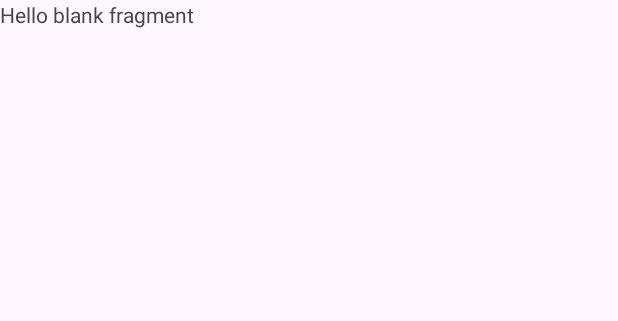
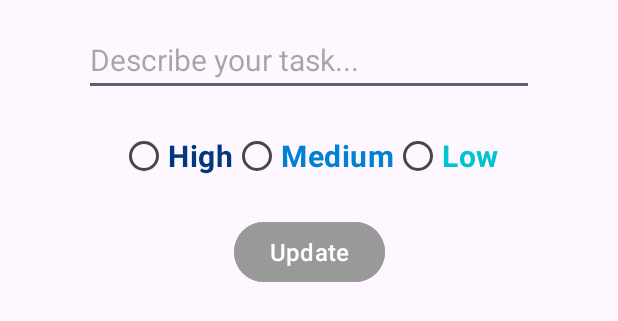
Before and after one commit to iwikoiti/ToDo, an Android app: the layout fragment_update.xml on its own in the app's theme, with its tools: preview values and no code run, on a phone screen of 412 x 824 dp. Shown: the top 321 px of the screen. Run offline under Robolectric (Android 15) with nearby library versions, the phone set to English and light mode, and no system bars.

Commit message:
add animation and updating tasks

```diff
--- a/app/src/main/java/com/bignerdranch/android/todo/ui/task/TaskFragment.kt
+++ b/app/src/main/java/com/bignerdranch/android/todo/ui/task/TaskFragment.kt
@@ -25,7 +25,9 @@ class TaskFragment : Fragment() {
         binding.lifecycleOwner
         binding.viewModel = viewModel
 
-        adapter = TaskAdapter()
+        adapter = TaskAdapter(TaskClickListener { task ->
+            findNavController().navigate(TaskFragmentDirections.actionTaskFragmentToUpdateFragment(task))
+        })
 
         viewModel.getAllTasks.observe(viewLifecycleOwner){
             adapter.submitList(it)
--- a/app/src/main/res/layout/fragment_update.xml
+++ b/app/src/main/res/layout/fragment_update.xml
@@ -1,14 +1,76 @@
-<?xml version="1.0" encoding="utf-8"?>
-<FrameLayout xmlns:android="http://schemas.android.com/apk/res/android"
-    xmlns:tools="http://schemas.android.com/tools"
-    android:layout_width="match_parent"
-    android:layout_height="match_parent"
-    tools:context=".ui.update.UpdateFragment">
-
-    <!-- TODO: Update blank fragment layout -->
-    <TextView
+<layout xmlns:android="http://schemas.android.com/apk/res/android"
+    xmlns:app="http://schemas.android.com/apk/res-auto"
+    xmlns:tools="http://schemas.android.com/tools">
+    <data>
+    </data>
+    <androidx.constraintlayout.widget.ConstraintLayout
         android:layout_width="match_parent"
         android:layout_height="match_parent"
-        android:text="@string/hello_blank_fragment" />
+        tools:context="com.bignerdranch.android.todoapplication.ui.update.UpdateFragment">
+        <EditText
+            android:id="@+id/update_edit_task"
+            android:layout_width="300dp"
+            android:layout_height="wrap_content"
+            android:layout_marginTop="16dp"
+            android:ems="10"
+            android:hint="Describe your task..."
+            android:inputType="text"
+            android:textSize="20sp"
+            app:layout_constraintEnd_toEndOf="parent"
+            app:layout_constraintHorizontal_bias="0.5"
+            app:layout_constraintStart_toStartOf="parent"
+            app:layout_constraintTop_toTopOf="parent" />
 
-</FrameLayout>
+        <RadioGroup
+            android:id="@+id/update_radio_priority"
+            android:layout_width="wrap_content"
+            android:layout_height="wrap_content"
+            android:layout_marginTop="16dp"
+            android:orientation="horizontal"
+            app:layout_constraintEnd_toEndOf="parent"
+            app:layout_constraintHorizontal_bias="0.5"
+            app:layout_constraintStart_toStartOf="parent"
+            app:layout_constraintTop_toBottomOf="@+id/update_edit_task">
+
+            <RadioButton
+                android:id="@+id/update_btn_high"
+                android:layout_width="match_parent"
+                android:layout_height="wrap_content"
+                android:text="@string/high_priority"
+                android:textColor="#00377d"
+                android:textSize="20sp"
+                android:textStyle="bold" />
+
+            <RadioButton
+                android:id="@+id/update_btn_medium"
+                android:layout_width="match_parent"
+                android:layout_height="wrap_content"
+                android:text="@string/medium_priority"
+                android:textColor="#0081d2"
+                android:textSize="20sp"
+                android:textStyle="bold" />
+
+            <RadioButton
+                android:id="@+id/update_btn_low"
+                android:layout_width="match_parent"
+                android:layout_height="wrap_content"
+                android:text="@string/low_priority"
+                android:textColor="#00c3d2"
+                android:textSize="20sp"
+                android:textStyle="bold" />
+        </RadioGroup>
+
+        <Button
+            android:id="@+id/btn_update"
+            android:layout_width="wrap_content"
+            android:layout_height="wrap_content"
+            android:layout_marginTop="16dp"
+            android:backgroundTint="#999999"
+            android:text="Update"
+            android:textSize="16sp"
+            app:layout_constraintEnd_toEndOf="parent"
+            app:layout_constraintHorizontal_bias="0.5"
+            app:layout_constraintStart_toStartOf="parent"
+            app:layout_constraintTop_toBottomOf="@+id/update_radio_priority" />
+    </androidx.constraintlayout.widget.ConstraintLayout>
+</layout>
```
Also changed, not shown: app/src/main/java/com/bignerdranch/android/todo/ui/task/TaskAdapter.kt (+8 -3 lines), app/src/main/java/com/bignerdranch/android/todo/ui/update/UpdateFragment.kt (+52 -3 lines), app/src/main/res/anim/from_left.xml (added, +8 -0 lines), app/src/main/res/anim/from_right.xml (added, +8 -0 lines), app/src/main/res/anim/to_left.xml (added, +8 -0 lines), app/src/main/res/anim/to_right.xml (added, +8 -0 lines), app/src/main/res/layout/row_layout.xml (+8 -1 lines), app/src/main/res/navigation/navigation.xml (+21 -4 lines).
